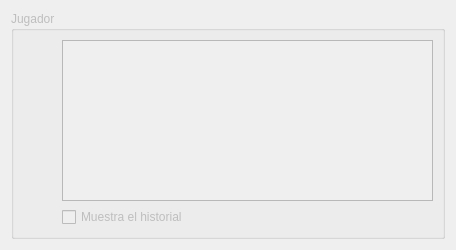
Qt form ui/wdgUserPanel.ui (turulomio/glparchis) before a commit.
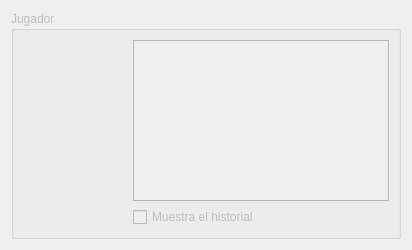
The same form after that commit. Icons and pictures are not drawn.

Diff of the .ui file:
```diff
--- a/ui/wdgUserPanel.ui
+++ b/ui/wdgUserPanel.ui
@@ -9,7 +9,7 @@
    <rect>
     <x>0</x>
     <y>0</y>
-    <width>456</width>
+    <width>412</width>
     <height>250</height>
    </rect>
   </property>
@@ -96,9 +96,6 @@
             <property name="alignment">
              <set>Qt::AlignCenter</set>
             </property>
-            <property name="margin">
-             <number>27</number>
-            </property>
            </widget>
           </item>
           <item>
@@ -106,7 +103,7 @@
             <item>
              <widget class="QLabel" name="lbl1">
               <property name="sizePolicy">
-               <sizepolicy hsizetype="Fixed" vsizetype="Fixed">
+               <sizepolicy hsizetype="Preferred" vsizetype="Fixed">
                 <horstretch>0</horstretch>
                 <verstretch>0</verstretch>
                </sizepolicy>
@@ -125,7 +122,7 @@
             <item>
              <widget class="QLabel" name="lbl2">
               <property name="sizePolicy">
-               <sizepolicy hsizetype="Fixed" vsizetype="Fixed">
+               <sizepolicy hsizetype="Preferred" vsizetype="Fixed">
                 <horstretch>0</horstretch>
                 <verstretch>0</verstretch>
                </sizepolicy>
@@ -144,7 +141,7 @@
             <item>
              <widget class="QLabel" name="lbl3">
               <property name="sizePolicy">
-               <sizepolicy hsizetype="Fixed" vsizetype="Fixed">
+               <sizepolicy hsizetype="Preferred" vsizetype="Fixed">
                 <horstretch>0</horstretch>
                 <verstretch>0</verstretch>
                </sizepolicy>
@@ -167,7 +164,14 @@
         <item>
          <layout class="QVBoxLayout" name="verticalLayout">
           <item>
-           <widget class="QListWidget" name="lst"/>
+           <widget class="QListWidget" name="lst">
+            <property name="sizePolicy">
+             <sizepolicy hsizetype="Preferred" vsizetype="Preferred">
+              <horstretch>0</horstretch>
+              <verstretch>0</verstretch>
+             </sizepolicy>
+            </property>
+           </widget>
           </item>
           <item>
            <widget class="QCheckBox" name="chk">
```
